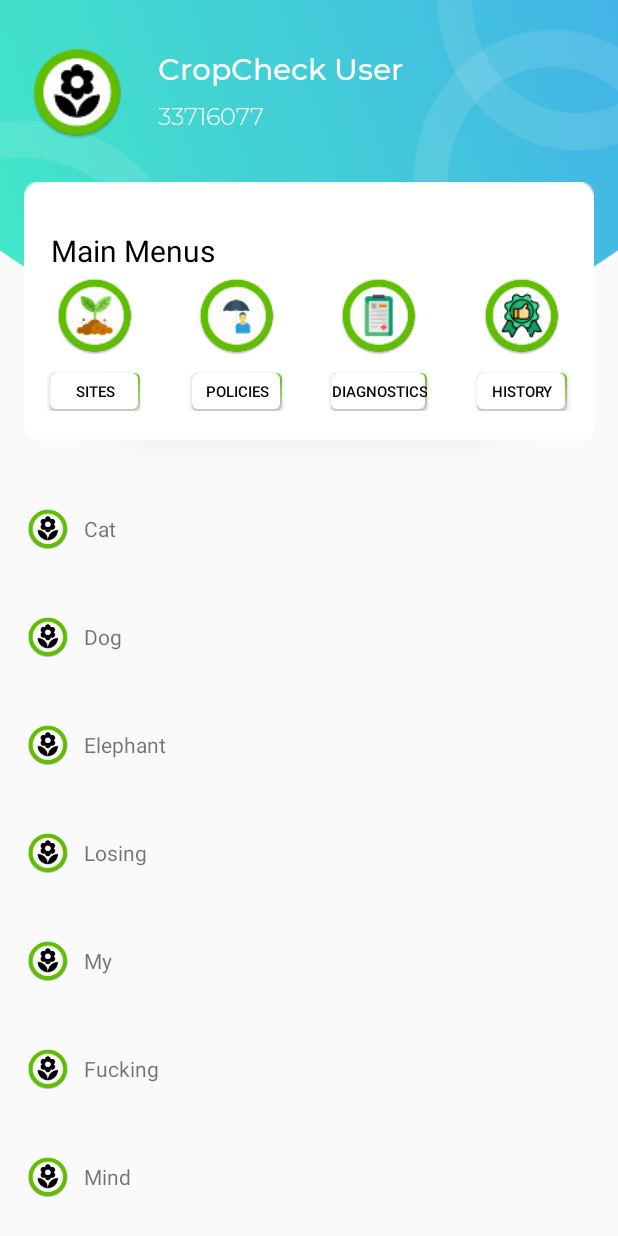
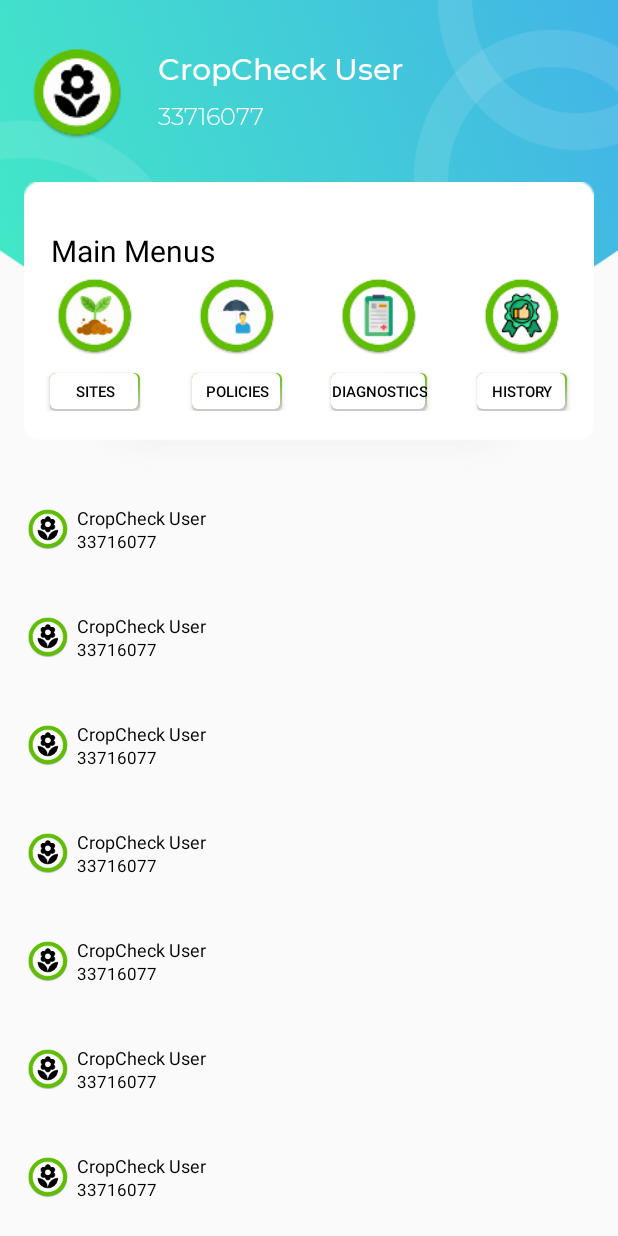
Before and after one commit to Shiezy/CropCheck, an Android app: the screen it shows after launch (MainActivity), on a phone screen of 412 x 824 dp. Run offline under Robolectric (Android 15) with nearby library versions, the phone set to English and light mode, and no system bars; 3 statements that could not run were skipped.

Commit message:
Whatever the fuck this is

```diff
--- a/app/src/main/AndroidManifest.xml
+++ b/app/src/main/AndroidManifest.xml
@@ -1,6 +1,7 @@
 <?xml version="1.0" encoding="utf-8"?>
 <manifest xmlns:android="http://schemas.android.com/apk/res/android"
     package="com.example.cropcheck">
+
     <uses-permission android:name="android.permission.INTERNET" />
 
     <application
@@ -11,7 +12,8 @@
         android:supportsRtl="true"
         android:theme="@style/AppTheme"
         android:windowSoftInputMode="adjustResize">
-        <activity android:name=".AddSiteActivity"></activity>
+        <activity android:name=".AllSitesActivity"></activity>
+        <activity android:name=".AddSiteActivity" />
         <activity android:name=".RegisterActivity" />
         <activity android:name=".LoginActivity" />
         <activity android:name=".MainActivity">
--- a/app/src/main/java/com/example/cropcheck/services/SiteService.java
+++ b/app/src/main/java/com/example/cropcheck/services/SiteService.java
@@ -2,9 +2,12 @@ package com.example.cropcheck.services;
 
 import com.example.cropcheck.models.Site;
 
+import java.util.List;
+
 import retrofit2.Call;
 import retrofit2.http.Field;
 import retrofit2.http.FormUrlEncoded;
+import retrofit2.http.GET;
 import retrofit2.http.POST;
 
 public interface SiteService {
@@ -14,4 +17,7 @@ public interface SiteService {
     Call<Site> addSite(@Field("site_name") String site_name, @Field("size") String size,
                        @Field("county") String county, @Field("division") String division,
                        @Field("village") String village);
+
+    @GET("get_sites")
+    Call<List<Site>> getAllSites();
 }
--- a/app/src/main/res/layout/list_item_view.xml
+++ b/app/src/main/res/layout/list_item_view.xml
@@ -22,17 +22,43 @@
         <!--app:layout_constraintTop_toTopOf="parent">-->
 
         <ImageView
+            android:id="@+id/site_image"
             android:layout_width="32dp"
             android:layout_height="32dp"
             android:src="@mipmap/ic_launcher_transparent"/>
+    <LinearLayout
+        android:layout_width="wrap_content"
+        android:layout_height="wrap_content"
+        android:gravity="center_vertical"
+        android:orientation="vertical">
 
         <TextView
-            android:id="@+id/text_list_item"
+            android:id="@+id/site_name"
             android:layout_width="wrap_content"
             android:layout_height="wrap_content"
-            android:layout_marginStart="8dp"
-            android:layout_marginLeft="8dp"
-            android:text="Example List"/>
+            android:layout_marginStart="3dp"
+            android:layout_marginLeft="3dp"
+            android:layout_marginTop="0dp"
+            android:text="CropCheck User"
+            android:textColor="#000"
+            android:textSize="12sp"
+            app:layout_constraintStart_toEndOf="@id/site_image"
+            app:layout_constraintTop_toTopOf="parent"/>
+
+        <TextView
+            android:id="@+id/site_addr"
+            android:layout_width="wrap_content"
+            android:layout_height="wrap_content"
+            android:text="33716077"
+            android:layout_marginStart="3dp"
+            android:layout_marginLeft="3dp"
+            android:layout_marginTop="0dp"
+            android:textColor="#000"
+            android:textSize="11sp"
+            app:layout_constraintStart_toEndOf="@id/site_image"
+            app:layout_constraintTop_toBottomOf="@id/site_name"/>
+
+    </LinearLayout>
 
     </LinearLayout>
 
```
Also changed, not shown: app/src/main/java/com/example/cropcheck/AllSitesActivity.java (added, +44 -0 lines), app/src/main/res/layout/activity_all_sites.xml (added, +9 -0 lines).
